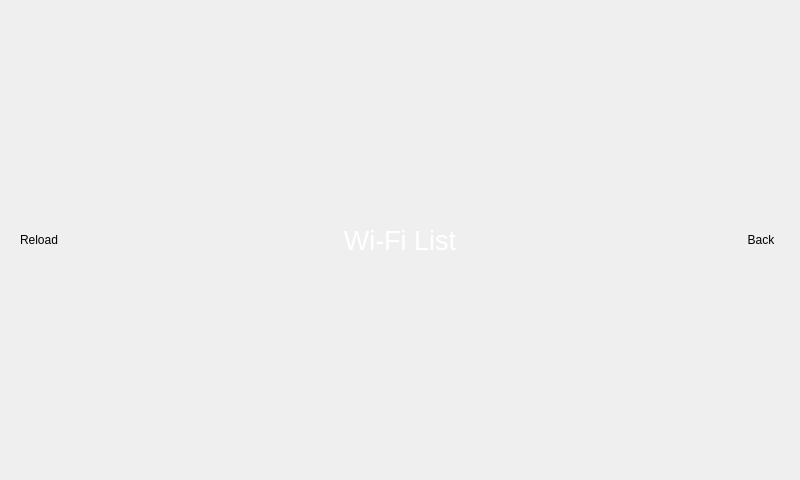
Above: BlocksScreen/lib/ui/wifiConnectivityWindow.ui from BlocksTechnology/BlocksScreen before the change. Below: the same form after it.
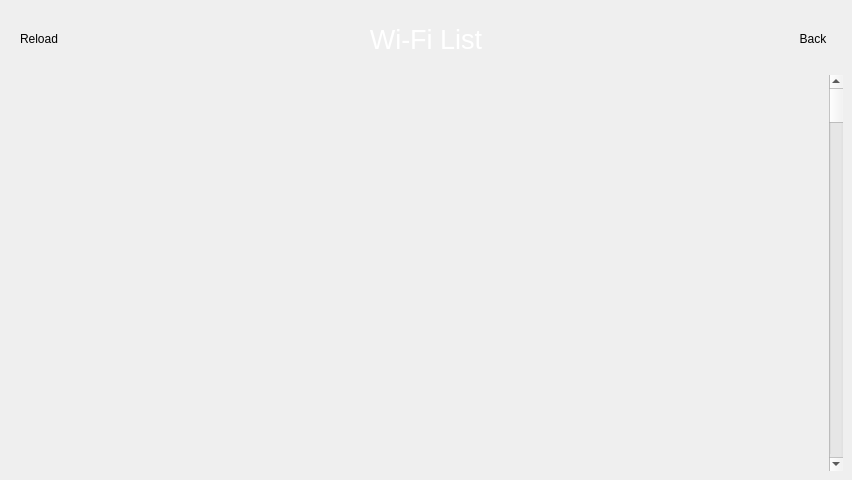
That is the form after the change. The open tabs and pages were chosen to show the change. Icons and pictures are not drawn. Custom widgets are drawn as their Qt base class.

Commit message: networkWindow.py: refactor to include listview wifiConnectivityWindow.ui: change horizontalLayout to a vertical layout with a listview and a vertical scrollbar wifiConnectivityWindow.py: generated file from QtDesigner with some optimizations

The edit to the form file:
```diff
--- a/BlocksScreen/lib/ui/wifiConnectivityWindow.ui
+++ b/BlocksScreen/lib/ui/wifiConnectivityWindow.ui
@@ -6,7 +6,7 @@
    <rect>
     <x>0</x>
     <y>0</y>
-    <width>800</width>
+    <width>852</width>
     <height>480</height>
    </rect>
   </property>
@@ -697,7 +697,61 @@
      </layout>
     </item>
     <item>
-     <layout class="QVBoxLayout" name="nl_content_layout"/>
+     <layout class="QHBoxLayout" name="horizontalLayout_2">
+      <item>
+       <widget class="QListView" name="listView">
+        <property name="sizePolicy">
+         <sizepolicy hsizetype="MinimumExpanding" vsizetype="MinimumExpanding">
+          <horstretch>1</horstretch>
+          <verstretch>1</verstretch>
+         </sizepolicy>
+        </property>
+        <property name="minimumSize">
+         <size>
+          <width>0</width>
+          <height>0</height>
+         </size>
+        </property>
+        <property name="cursor" stdset="0">
+         <cursorShape>BlankCursor</cursorShape>
+        </property>
+        <property name="styleSheet">
+         <string notr="true">background-color: rgba(255, 255, 255, 0);</string>
+        </property>
+        <property name="frameShape">
+         <enum>QFrame::NoFrame</enum>
+        </property>
+        <property name="frameShadow">
+         <enum>QFrame::Plain</enum>
+        </property>
+        <property name="verticalScrollBarPolicy">
+         <enum>Qt::ScrollBarAlwaysOff</enum>
+        </property>
+        <property name="horizontalScrollBarPolicy">
+         <enum>Qt::ScrollBarAlwaysOff</enum>
+        </property>
+        <property name="verticalScrollMode">
+         <enum>QAbstractItemView::ScrollPerPixel</enum>
+        </property>
+        <property name="horizontalScrollMode">
+         <enum>QAbstractItemView::ScrollPerPixel</enum>
+        </property>
+       </widget>
+      </item>
+      <item>
+       <widget class="CustomScrollBar" name="verticalScrollBar">
+        <property name="sizePolicy">
+         <sizepolicy hsizetype="Fixed" vsizetype="Minimum">
+          <horstretch>0</horstretch>
+          <verstretch>0</verstretch>
+         </sizepolicy>
+        </property>
+        <property name="orientation">
+         <enum>Qt::Vertical</enum>
+        </property>
+       </widget>
+      </item>
+     </layout>
     </item>
    </layout>
   </widget>
@@ -2754,6 +2808,11 @@
    <extends>QLabel</extends>
    <header location="global">lib.panels.widgets.loadWidget</header>
   </customwidget>
+  <customwidget>
+   <class>CustomScrollBar</class>
+   <extends>QScrollBar</extends>
+   <header location="global">lib.utils.blocks_Scrollbar</header>
+  </customwidget>
  </customwidgets>
  <resources>
   <include location="resources/background_resources.qrc"/>
```
Left out of the diff: 2 changed lines with no effect on the pictures. The commit also changes 2 other files.
